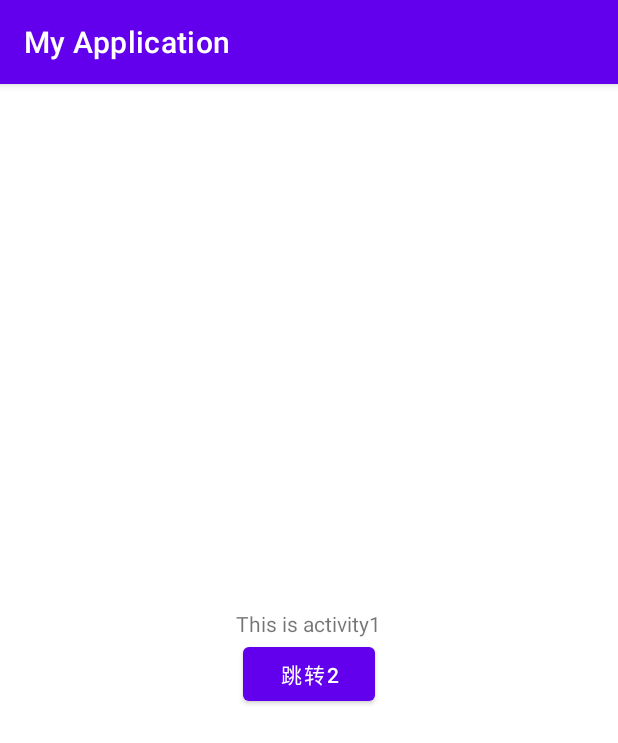
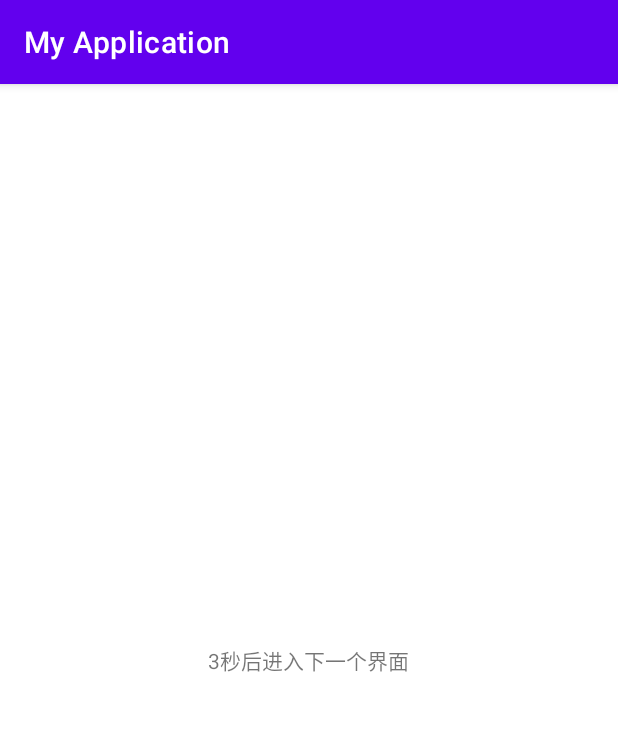
Before and after one commit to VisualNull/AndroidProject, an Android app: the first screen one second after launch (MainActivity), on a phone screen of 412 x 824 dp. Shown: the top 743 px of the screen. Run offline under Robolectric (Android 15) with nearby library versions, the phone set to English and light mode, and no system bars.

Commit message:
2023/2/28/21/48

```diff
--- a/app/src/main/java/com/example/myapplication/MainActivity.java
+++ b/app/src/main/java/com/example/myapplication/MainActivity.java
@@ -5,6 +5,7 @@ import androidx.appcompat.app.AppCompatActivity;
 import android.annotation.SuppressLint;
 import android.content.Intent;
 import android.os.Bundle;
+import android.os.Handler;
 import android.view.View;
 import android.widget.Button;
 import android.widget.TextView;
@@ -17,16 +18,23 @@ public class MainActivity extends AppCompatActivity {
     protected void onCreate(Bundle savedInstanceState) {
         super.onCreate(savedInstanceState);
         setContentView(R.layout.activity_main);
+    }
+
+    @Override
+    protected void onResume() {
+        super.onResume();
+        goNextPage();
+    }
+    private void goNextPage()
+    {
         TextView textView1=findViewById(R.id.textView1);
-        //startActivity(new Intent(this,MainActivity2.class));
-        Button button1=findViewById(R.id.button1);
-        button1.setOnClickListener(new View.OnClickListener() {
-            @Override
-            public void onClick(View view) {
-                Intent intent=new Intent();
-                intent.setClass(MainActivity.this,MainActivity2.class);
-                startActivity(intent);
-            }
-        });
+        textView1.setText("3秒后进入下一个界面");
+        new Handler().postDelayed(mGoNext,3000);
     }
+    private Runnable mGoNext=new Runnable() {
+        @Override
+        public void run() {
+            startActivity(new Intent(MainActivity.this,MainActivity2.class));
+        }
+    };
 }
--- a/app/src/main/res/layout/activity_main.xml
+++ b/app/src/main/res/layout/activity_main.xml
@@ -14,11 +14,4 @@
         android:text="This is activity1"
 
         />
-    <Button
-        android:id="@+id/button1"
-        android:layout_width="wrap_content"
-        android:layout_height="wrap_content"
-        android:text="跳转2"
-        ></Button>
-
 </LinearLayout>
--- a/app/src/main/res/layout/activity_main3.xml
+++ b/app/src/main/res/layout/activity_main3.xml
@@ -9,7 +9,6 @@
         android:id="@+id/textView3"
         android:layout_width="wrap_content"
         android:layout_height="wrap_content"
-        android:text="This is activity2"
+        android:text="This is activity3"
         ></TextView>
-
 </LinearLayout>
```
Also changed, not shown: app/src/main/java/com/example/myapplication/MainActivity2.java (+12 -2 lines), app/src/main/java/com/example/myapplication/MainActivity3.java (+25 -1 lines), app/src/main/res/layout/activity_main2.xml (+6 -1 lines).
